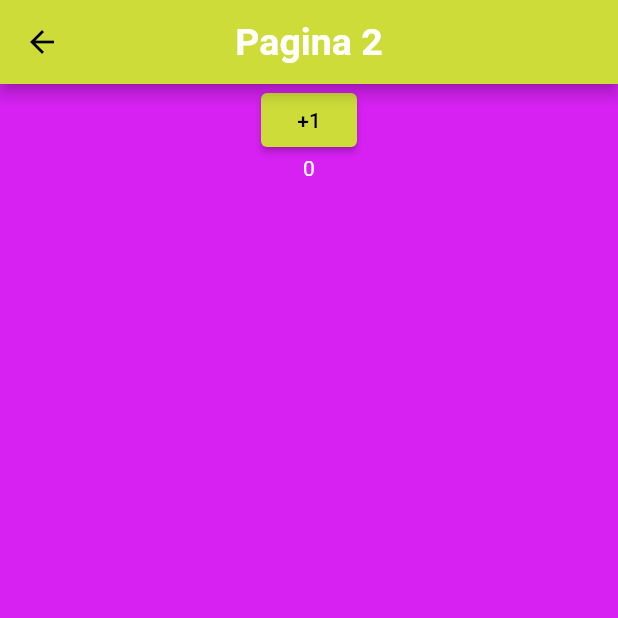
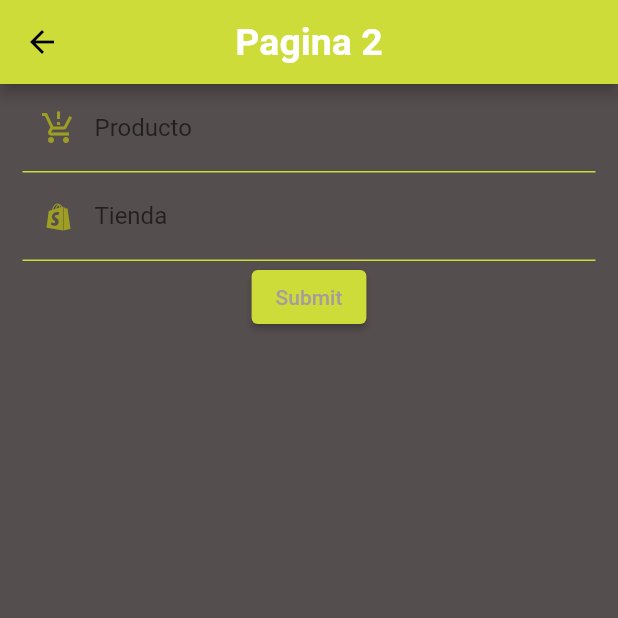
Before and after one commit to SeraPinaBarranco/precios, a Flutter app: the screen it shows after launch, after a tap on "Nuevo producto", on a phone screen of 412 x 824 dp, the top half of it. Run offline on Flutter 3.47's test engine with Material 2 defaults, Android fonts, the phone set to English and light mode, and no system bars; our stand-ins replace sqflite; accounts and stored records are empty.

Commit message:
inicio clase DB

```diff
--- a/lib/main.dart
+++ b/lib/main.dart
@@ -22,11 +22,12 @@ class MyApp extends StatelessWidget {
           'pagina_inicio': (context) => const PaginaInicio(),
           'page2': (context) => const Page2()
         },
-        theme: ThemeData.from(
+        theme: ThemeData(
 
             colorScheme: ColorScheme.fromSwatch(
+
               primarySwatch: Colors.lime,
-              backgroundColor: Colors.grey[600],
+              backgroundColor: const Color.fromARGB(255, 85, 78, 78),
               accentColor:  Colors.blue,
               cardColor:const Color.fromARGB(255, 215, 33, 243)
             ),
@@ -34,6 +35,7 @@ class MyApp extends StatelessWidget {
 
                 bodyMedium:
                     TextStyle(color: Color.fromARGB(255, 255, 255, 255)),
+
             ),
 
         ),
--- /dev/null
+++ b/lib/model/producto.dart
@@ -0,0 +1,26 @@
+class Producto {
+  final int id;
+  final String nombre;
+  final String tienda;
+
+  const Producto({required this.id, required this.nombre, required this.tienda});
+
+  get getNombre => nombre;
+  get getTienda => tienda;
+
+  set nombre(String val) {
+    nombre = val;
+  }
+
+  set tienda(String val) {
+    tienda = val;
+  }
+
+  Map<String, dynamic> toMap() {
+    return {
+      'id': id,
+      'nombre': nombre,
+      'tienda': tienda,
+    };
+  }
+}
--- a/lib/pages/page2.dart
+++ b/lib/pages/page2.dart
@@ -1,31 +1,89 @@
 import 'package:flutter/material.dart';
+import 'package:precios/model/producto.dart';
 import 'package:precios/provider/my_provider.dart';
-import 'package:precios/themes/scaffold_text_style.dart';
+import 'package:precios/themes/themes.dart';
+import 'package:precios/ui/input_decorations.dart';
 import 'package:provider/provider.dart';
 
-class Page2 extends StatelessWidget {
+class Page2 extends StatefulWidget {
   const Page2({super.key});
+
+  @override
+  State<Page2> createState() => _Page2State();
+}
+
+class _Page2State extends State<Page2> {
+  final _formKey = GlobalKey<FormState>();
 
   @override
   Widget build(BuildContext context) {
     final intProvider = Provider.of<MyProvider>(context);
-    final num = intProvider.getNumero;
-    return Scaffold(
+    String num = "";
+
+    String? nombre, tienda;
+
+    return Form(
+      key: _formKey,
+      child: Scaffold(
+          backgroundColor: Theme.of(context).backgroundColor,
           appBar: AppBar(
             titleTextStyle: scaffoldTheme,
             title: const Text("Pagina 2"),
             centerTitle: true,
           ),
-
           body: Center(
+            child: Padding(
+              padding: const EdgeInsets.only(left: 15, right: 15),
               child: Column(
                 children: [
+                  TextFormField(
+                      validator: (value) {
+                        if (value!.isEmpty) {
+                          return "El campo no puede estar vacio!";
+                        }
+                        nombre = value;
+                      },
+                      decoration: InputDecorations.textFormFieldID(
+                          hintText: "Nombre producto",
+                          labelText: "Producto",
+                          prefixIcon: Icons.production_quantity_limits)),
+
+                  TextFormField(
+                      validator: (value) {
+                        if (value!.isEmpty) {
+                          return "El campo no puede estar vacio!";
+                        }
+                        tienda = value;
+                      },
+                      decoration: InputDecorations.textFormFieldID(
+                          hintText: "Tienda",
+                          labelText: "Tienda",
+                          prefixIcon: Icons.shopify_outlined)),
+
                   ElevatedButton(
-                  onPressed: () => {intProvider.setNumero(),},
-                  child: const Text("+1")),
+                    onPressed: () {
+                      if (_formKey.currentState!.validate()) {
+                        const snackbar =
+                            SnackBar(content: Text("Validando datos!!"));
+                        ScaffoldMessenger.of(context).showSnackBar(snackbar);
+
+                        //TODO Validar y mandar a base de datos
+                        if (nombre != "" && tienda != "") {
+                          Producto prod =
+                              Producto(nombre: nombre!, tienda: tienda!);
+                          print(prod.getTienda);
+                        }
+                      }
+                    },
+                    style:
+                        ElevatedButton.styleFrom(foregroundColor: colorBoton),
+                    child: const Text("Submit"),
+                  ),
                   Text(num.toString()),
                 ],
               ),
-        ));
+            ),
+          )),
+    );
   }
 }
--- a/lib/pages/pagina_inicio.dart
+++ b/lib/pages/pagina_inicio.dart
@@ -1,5 +1,4 @@
 import 'package:flutter/material.dart';
-import 'package:precios/pages/page2.dart';
 import 'package:precios/themes/scaffold_text_style.dart';
 
 class PaginaInicio extends StatelessWidget {
@@ -9,7 +8,7 @@ class PaginaInicio extends StatelessWidget {
   Widget build(BuildContext context) {
 
     return Scaffold(
-
+      backgroundColor: Theme.of(context).backgroundColor,
       body: Center(
 
 
@@ -23,11 +22,11 @@ class PaginaInicio extends StatelessWidget {
               children: [
                 ElevatedButton(
                   onPressed: () => Navigator.pushNamed(context, 'page2'),
-                  style: ElevatedButton.styleFrom(foregroundColor: Colors.white),
+                  style: ElevatedButton.styleFrom(foregroundColor: const Color.fromARGB(255, 165, 156, 156)),
                   child: const Text("Nuevo producto"),
                 ),
 
-                const Text("INICIO"),
+
               ],
             ),
           ],
--- a/lib/themes/scaffold_text_style.dart
+++ b/lib/themes/scaffold_text_style.dart
@@ -3,3 +3,8 @@ import 'package:flutter/material.dart';
 
 
 TextStyle scaffoldTheme = const TextStyle(color: Color.fromARGB(255, 255, 255, 255), fontSize: 25, fontWeight: FontWeight.bold);
+
+
+
+
+const Color colorBoton = Color.fromARGB(255, 165, 156, 156);
--- /dev/null
+++ b/lib/themes/themes.dart
@@ -0,0 +1,2 @@
+export 'package:precios/themes/scaffold_text_style.dart' show scaffoldTheme;
+export 'package:precios/themes/scaffold_text_style.dart' show colorBoton;
--- /dev/null
+++ b/lib/ui/input_decorations.dart
@@ -0,0 +1,20 @@
+import 'package:flutter/material.dart';
+
+class InputDecorations {
+  static InputDecoration textFormFieldID(
+      {required String hintText,
+      required String labelText,
+      IconData? prefixIcon}) {
+    return InputDecoration(
+        labelText: labelText,
+        hintText: hintText,
+        enabledBorder: const UnderlineInputBorder(
+            borderSide: BorderSide(color: Colors.lime, width: 1)),
+        focusedBorder: const UnderlineInputBorder(
+            borderSide: BorderSide(color: Colors.lime, width: 2)),
+        prefixIcon: prefixIcon != null
+          ? Icon( prefixIcon, color: Colors.lime[800] )
+          : null
+        );
+  }
+}
--- a/pubspec.yaml
+++ b/pubspec.yaml
@@ -37,6 +37,7 @@ dependencies:
   # Use with the CupertinoIcons class for iOS style icons.
   cupertino_icons: ^1.0.2
   provider: ^6.0.5
+  sqflite: ^2.2.5
 
 dev_dependencies:
   flutter_test:
```
Also changed, not shown: lib/model/db.dart (added, +19 -0 lines), pubspec.lock, 1 other file. Lines whose indentation alone changed are shown as unchanged.
